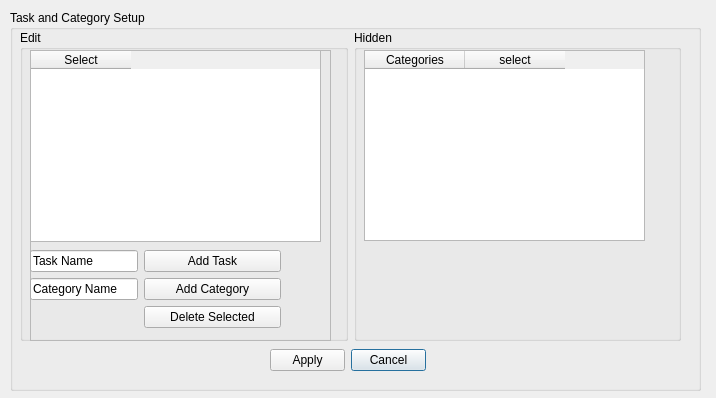
The window that GUI/Task_Setup.ui (sunnybouorm/Task_Tracker) describes before a commit, drawn with Qt 5.
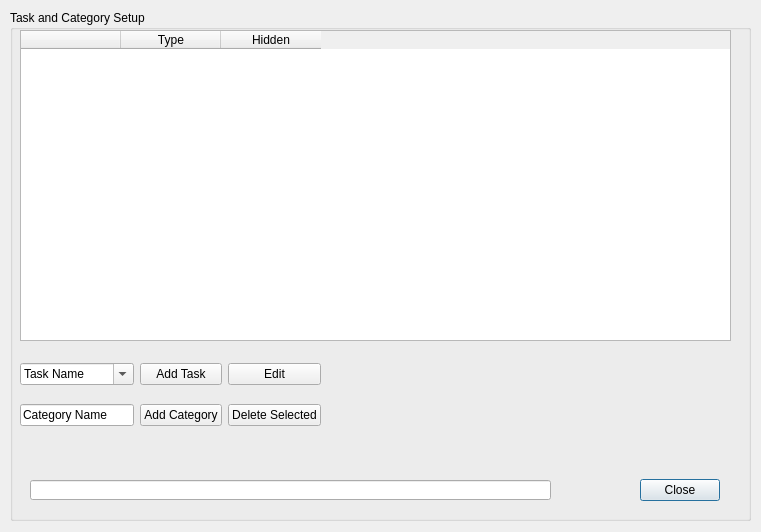
The same window after the commit.

Patch:
```diff
--- a/GUI/Task_Setup.ui
+++ b/GUI/Task_Setup.ui
@@ -6,8 +6,8 @@
    <rect>
     <x>0</x>
     <y>0</y>
-    <width>716</width>
-    <height>398</height>
+    <width>761</width>
+    <height>532</height>
    </rect>
   </property>
   <property name="windowTitle">
@@ -18,8 +18,8 @@
     <rect>
      <x>10</x>
      <y>10</y>
-     <width>691</width>
-     <height>381</height>
+     <width>741</width>
+     <height>511</height>
     </rect>
    </property>
    <property name="title">
@@ -28,9 +28,9 @@
    <widget class="QDialogButtonBox" name="buttonBox">
     <property name="geometry">
      <rect>
-      <x>260</x>
-      <y>330</y>
-      <width>156</width>
+      <x>630</x>
+      <y>460</y>
+      <width>81</width>
       <height>41</height>
      </rect>
     </property>
@@ -41,138 +41,97 @@
      <enum>Qt::Horizontal</enum>
     </property>
     <property name="standardButtons">
-     <set>QDialogButtonBox::Apply|QDialogButtonBox::Cancel</set>
+     <set>QDialogButtonBox::Close</set>
     </property>
    </widget>
-   <widget class="QWidget" name="horizontalLayoutWidget">
+   <widget class="QLineEdit" name="lineEdit_3">
+    <property name="geometry">
+     <rect>
+      <x>20</x>
+      <y>470</y>
+      <width>521</width>
+      <height>20</height>
+     </rect>
+    </property>
+   </widget>
+   <widget class="QTableWidget" name="tableWidget">
     <property name="geometry">
      <rect>
       <x>10</x>
       <y>20</y>
-      <width>661</width>
+      <width>711</width>
       <height>311</height>
      </rect>
     </property>
-    <layout class="QHBoxLayout" name="horizontalLayout">
-     <item>
-      <widget class="QGroupBox" name="groupBox_3">
-       <property name="title">
-        <string>Edit</string>
-       </property>
-       <widget class="QFrame" name="frame">
+    <column>
+     <property name="text">
+      <string/>
+     </property>
+    </column>
+    <column>
+     <property name="text">
+      <string>Type</string>
+     </property>
+    </column>
+    <column>
+     <property name="text">
+      <string>Hidden</string>
+     </property>
+    </column>
+   </widget>
+   <widget class="QWidget" name="gridLayoutWidget">
         <property name="geometry">
          <rect>
           <x>10</x>
-          <y>20</y>
+      <y>340</y>
           <width>301</width>
-          <height>291</height>
-         </rect>
-        </property>
-        <property name="frameShape">
-         <enum>QFrame::StyledPanel</enum>
-        </property>
-        <property name="frameShadow">
-         <enum>QFrame::Raised</enum>
-        </property>
-        <widget class="QWidget" name="formLayoutWidget">
-         <property name="geometry">
-          <rect>
-           <x>0</x>
-           <y>200</y>
-           <width>251</width>
-           <height>83</height>
-          </rect>
-         </property>
-         <layout class="QFormLayout" name="formLayout">
-          <property name="fieldGrowthPolicy">
-           <enum>QFormLayout::AllNonFixedFieldsGrow</enum>
-          </property>
+      <height>91</height>
+     </rect>
+    </property>
+    <layout class="QGridLayout" name="gridLayout_2">
           <item row="0" column="0">
-           <widget class="QLineEdit" name="lineEdit">
-            <property name="text">
+      <widget class="QComboBox" name="taskName_comboBox">
+       <property name="editable">
+        <bool>true</bool>
+       </property>
+       <property name="currentText">
              <string>Task Name</string>
             </property>
            </widget>
           </item>
           <item row="1" column="0">
-           <widget class="QLineEdit" name="lineEdit_2">
+      <widget class="QLineEdit" name="categoryName_lineEdit">
             <property name="text">
              <string>Category Name</string>
             </property>
            </widget>
           </item>
-          <item row="1" column="1">
-           <widget class="QPushButton" name="pushButton_2">
-            <property name="text">
-             <string>Add Category</string>
-            </property>
-           </widget>
-          </item>
           <item row="0" column="1">
-           <widget class="QPushButton" name="pushButton">
+      <widget class="QPushButton" name="addTask_pushButton">
             <property name="text">
              <string>Add Task</string>
             </property>
            </widget>
           </item>
-          <item row="2" column="1">
-           <widget class="QPushButton" name="pushButton_3">
+     <item row="1" column="1">
+      <widget class="QPushButton" name="addCategory_pushButton">
+       <property name="text">
+        <string>Add Category</string>
+       </property>
+      </widget>
+     </item>
+     <item row="0" column="2">
+      <widget class="QPushButton" name="edit_pushButton">
+       <property name="text">
+        <string>Edit</string>
+       </property>
+      </widget>
+     </item>
+     <item row="1" column="2">
+      <widget class="QPushButton" name="deleteSelected_pushButton">
             <property name="text">
              <string>Delete Selected</string>
             </property>
-           </widget>
-          </item>
-         </layout>
-        </widget>
-        <widget class="QTableWidget" name="tableWidget">
-         <property name="geometry">
-          <rect>
-           <x>0</x>
-           <y>0</y>
-           <width>291</width>
-           <height>192</height>
-          </rect>
-         </property>
-         <column>
-          <property name="text">
-           <string>Select</string>
-          </property>
-         </column>
-        </widget>
-        <zorder>formLayoutWidget</zorder>
-        <zorder>tableWidget</zorder>
-        <zorder>groupBox_2</zorder>
-       </widget>
-      </widget>
-     </item>
-     <item>
-      <widget class="QGroupBox" name="groupBox_2">
-       <property name="title">
-        <string>Hidden</string>
-       </property>
-       <widget class="QTableWidget" name="tableWidget_2">
-        <property name="geometry">
-         <rect>
-          <x>10</x>
-          <y>20</y>
-          <width>281</width>
-          <height>191</height>
-         </rect>
-        </property>
-        <column>
-         <property name="text">
-          <string>Categories</string>
-         </property>
-        </column>
-        <column>
-         <property name="text">
-          <string>select</string>
-         </property>
-        </column>
-       </widget>
-       <zorder>tableWidget_2</zorder>
-       <zorder>formLayoutWidget</zorder>
-       <zorder>frame</zorder>
       </widget>
      </item>
     </layout>
```
Left out of the diff: 6 changed lines with no effect on the pictures. Lines whose indentation alone changed are shown as unchanged.
